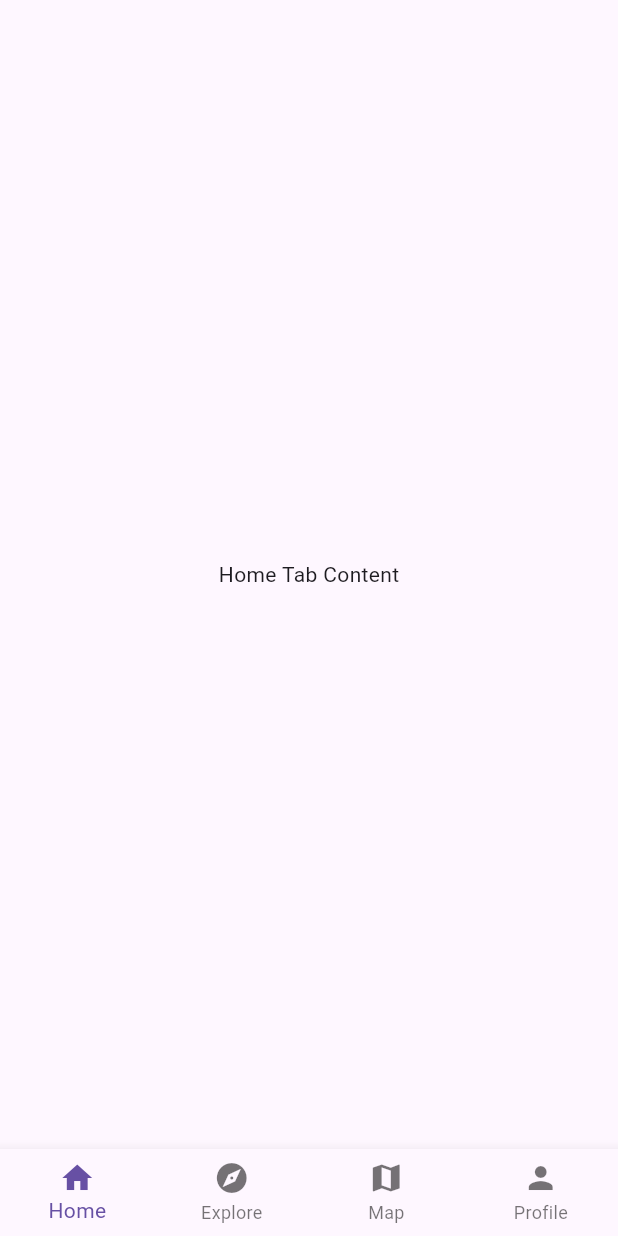
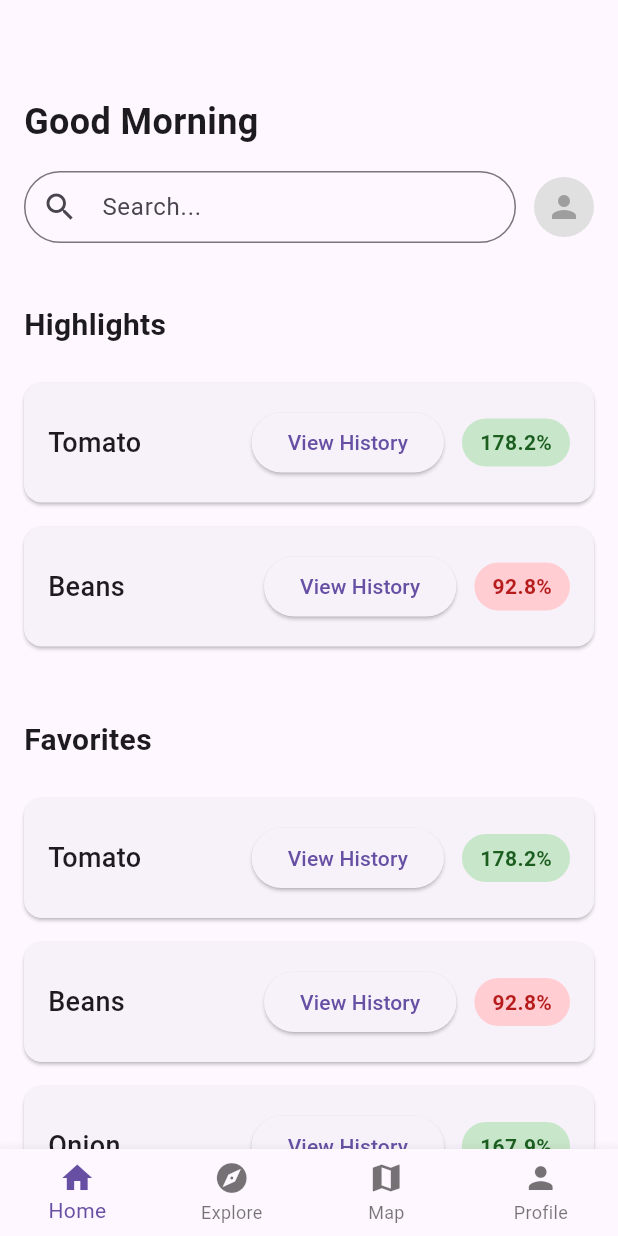
Before and after one commit to Ivan-6332/Freshtrack, a Flutter app: the MainScreen screen opened by its route, on a phone screen of 412 x 824 dp. Run offline on Flutter 3.47's test engine with Material 3 defaults, Android fonts, the phone set to English and light mode, and no system bars.

Commit message:
Developed Home Tab
Added components for greeting, crop card, highlights and favorites

```diff
--- /dev/null
+++ b/frontend/lib/components/crop_card.dart
@@ -0,0 +1,51 @@
+// lib/components/crop_card.dart
+import 'package:flutter/material.dart';
+import '../models/crop.dart';
+
+class CropCard extends StatelessWidget {
+  final Crop crop;
+
+  const CropCard({super.key, required this.crop});
+
+  @override
+  Widget build(BuildContext context) {
+    return Card(
+      margin: const EdgeInsets.symmetric(horizontal: 16.0, vertical: 8.0),
+      child: Padding(
+        padding: const EdgeInsets.all(16.0),
+        child: Row(
+          children: [
+            Expanded(
+              child: Text(
+                crop.name,
+                style: const TextStyle(
+                  fontSize: 18,
+                  fontWeight: FontWeight.w500,
+                ),
+              ),
+            ),
+            ElevatedButton(
+              onPressed: () {},
+              child: const Text('View History'),
+            ),
+            const SizedBox(width: 12),
+            Container(
+              padding: const EdgeInsets.symmetric(horizontal: 12, vertical: 6),
+              decoration: BoxDecoration(
+                color: crop.demand > 150 ? Colors.green[100] : Colors.red[100],
+                borderRadius: BorderRadius.circular(20),
+              ),
+              child: Text(
+                '${crop.demand.toStringAsFixed(1)}%',
+                style: TextStyle(
+                  color: crop.demand > 150 ? Colors.green[900] : Colors.red[900],
+                  fontWeight: FontWeight.bold,
+                ),
+              ),
+            ),
+          ],
+        ),
+      ),
+    );
+  }
+}
--- /dev/null
+++ b/frontend/lib/components/favorites.dart
@@ -0,0 +1,32 @@
+// lib/components/favorites.dart
+import 'package:flutter/material.dart';
+import '../models/crop.dart';
+import 'crop_card.dart';
+
+class Favorites extends StatelessWidget {
+  final List<Crop> crops;
+
+  const Favorites({super.key, required this.crops});
+
+  @override
+  Widget build(BuildContext context) {
+    final favoriteCrops = crops.where((crop) => crop.isFavorited).toList();
+
+    return Column(
+      crossAxisAlignment: CrossAxisAlignment.start,
+      children: [
+        const Padding(
+          padding: EdgeInsets.all(16.0),
+          child: Text(
+            'Favorites',
+            style: TextStyle(
+              fontSize: 20,
+              fontWeight: FontWeight.bold,
+            ),
+          ),
+        ),
+        ...favoriteCrops.map((crop) => CropCard(crop: crop)),
+      ],
+    );
+  }
+}
--- /dev/null
+++ b/frontend/lib/components/greeting.dart
@@ -0,0 +1,20 @@
+// lib/components/greeting.dart
+import 'package:flutter/material.dart';
+
+class Greeting extends StatelessWidget {
+  const Greeting({super.key});
+
+  @override
+  Widget build(BuildContext context) {
+    return const Padding(
+      padding: EdgeInsets.all(16.0),
+      child: Text(
+        'Good Morning',
+        style: TextStyle(
+          fontSize: 24,
+          fontWeight: FontWeight.bold,
+        ),
+      ),
+    );
+  }
+}
--- /dev/null
+++ b/frontend/lib/components/highlights.dart
@@ -0,0 +1,37 @@
+// lib/components/highlights.dart
+import 'package:flutter/material.dart';
+import '../models/crop.dart';
+import 'crop_card.dart';
+
+class Highlights extends StatelessWidget {
+  final List<Crop> crops;
+
+  const Highlights({super.key, required this.crops});
+
+  @override
+  Widget build(BuildContext context) {
+    final sortedCrops = List<Crop>.from(crops)
+      ..sort((a, b) => b.demand.compareTo(a.demand));
+
+    final highestDemand = sortedCrops.first;
+    final lowestDemand = sortedCrops.last;
+
+    return Column(
+      crossAxisAlignment: CrossAxisAlignment.start,
+      children: [
+        const Padding(
+          padding: EdgeInsets.all(16.0),
+          child: Text(
+            'Highlights',
+            style: TextStyle(
+              fontSize: 20,
+              fontWeight: FontWeight.bold,
+            ),
+          ),
+        ),
+        CropCard(crop: highestDemand),
+        CropCard(crop: lowestDemand),
+      ],
+    );
+  }
+}
--- /dev/null
+++ b/frontend/lib/components/search_bar.dart
@@ -0,0 +1,35 @@
+// lib/components/search_bar.dart
+import 'package:flutter/material.dart';
+
+class SearchBarWithProfile extends StatelessWidget {
+  const SearchBarWithProfile({super.key});
+
+  @override
+  Widget build(BuildContext context) {
+    return Padding(
+      padding: const EdgeInsets.symmetric(horizontal: 16.0),
+      child: Row(
+        children: [
+          Expanded(
+            child: TextField(
+              decoration: InputDecoration(
+                hintText: 'Search...',
+                prefixIcon: const Icon(Icons.search),
+                border: OutlineInputBorder(
+                  borderRadius: BorderRadius.circular(30),
+                ),
+                contentPadding: const EdgeInsets.symmetric(horizontal: 20),
+              ),
+            ),
+          ),
+          const SizedBox(width: 12),
+          CircleAvatar(
+            radius: 20,
+            backgroundColor: Colors.grey[300],
+            child: const Icon(Icons.person, color: Colors.grey),
+          ),
+        ],
+      ),
+    );
+  }
+}
--- /dev/null
+++ b/frontend/lib/models/crop.dart
@@ -0,0 +1,23 @@
+// lib/models/crop.dart
+class Crop {
+  final int id;
+  final String name;
+  final double demand;
+  final bool isFavorited;
+
+  Crop({
+    required this.id,
+    required this.name,
+    required this.demand,
+    required this.isFavorited,
+  });
+
+  factory Crop.fromJson(Map<String, dynamic> json) {
+    return Crop(
+      id: json['id'],
+      name: json['name'],
+      demand: json['demand'].toDouble(),
+      isFavorited: json['isFavorited'],
+    );
+  }
+}
--- a/frontend/lib/tabs/home_tab.dart
+++ b/frontend/lib/tabs/home_tab.dart
@@ -1,13 +1,59 @@
 // lib/screens/tabs/home_tab.dart
 import 'package:flutter/material.dart';
+import 'dart:convert';
+import '../../models/crop.dart';
+import '../../components/greeting.dart';
+import '../../components/search_bar.dart';
+import '../../components/highlights.dart';
+import '../../components/favorites.dart';
 
-class HomeTab extends StatelessWidget {
+class HomeTab extends StatefulWidget {
   const HomeTab({super.key});
 
   @override
+  State<HomeTab> createState() => _HomeTabState();
+}
+
+class _HomeTabState extends State<HomeTab> {
+  List<Crop> crops = [];
+
+  @override
+  void initState() {
+    super.initState();
+    _loadCrops();
+  }
+
+  Future<void> _loadCrops() async {
+    // In a real app, you would load from assets
+    // For now, we'll hardcode the data
+    final jsonData = [
+      {"id": 1, "name": "Carrot", "demand": 145.5, "isFavorited": false},
+      {"id": 2, "name": "Tomato", "demand": 178.2, "isFavorited": true},
+      {"id": 3, "name": "Beans", "demand": 92.8, "isFavorited": true},
+      {"id": 4, "name": "Cabbage", "demand": 115.3, "isFavorited": false},
+      {"id": 5, "name": "Onion", "demand": 167.9, "isFavorited": true}
+    ];
+
+    setState(() {
+      crops = jsonData.map((json) => Crop.fromJson(json)).toList();
+    });
+  }
+
+  @override
   Widget build(BuildContext context) {
-    return const Center(
-      child: Text('Home Tab Content'),
+    return SingleChildScrollView(
+      child: Column(
+        crossAxisAlignment: CrossAxisAlignment.start,
+        children: [
+          const SizedBox(height: 48), // For status bar
+          const Greeting(),
+          const SearchBarWithProfile(),
+          const SizedBox(height: 24),
+          Highlights(crops: crops),
+          const SizedBox(height: 24),
+          Favorites(crops: crops),
+        ],
+      ),
     );
   }
 }
```
